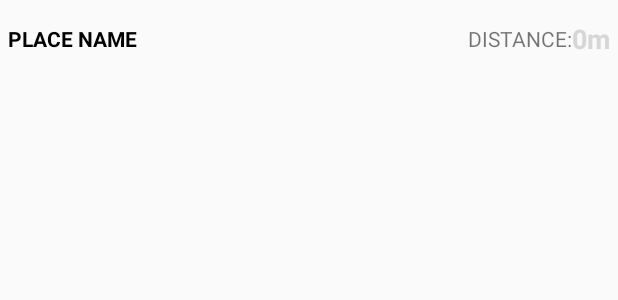
After one commit to paulograbin/Insight, an Android app: the layout list_item_place.xml on its own in the app's theme, with its tools: preview values and no code run, on a phone screen of 412 x 824 dp. The commit adds this screen. Shown: the top 300 px of the screen. Run offline under Robolectric (Android 15) with nearby library versions, the phone set to English and light mode, and no system bars.

Commit message:
Adjusts in the layouts, in the main screen, application name. From now on, instead of adapting string to list we have custom adapters.

```diff
--- a/app/src/main/java/com/paulograbin/insight/Activity/Lists/ListNearBeacons.java
+++ b/app/src/main/java/com/paulograbin/insight/Activity/Lists/ListNearBeacons.java
@@ -7,7 +7,6 @@ import android.util.Log;
 import android.view.WindowManager;
 
 import com.paulograbin.insight.Adapter.NearBeaconListAdapter;
-import com.paulograbin.insight.Bluetooth.BeaconLayout;
 import com.paulograbin.insight.R;
 
 import org.altbeacon.beacon.Beacon;
@@ -39,7 +38,7 @@ public class ListNearBeacons extends ListActivity implements BeaconConsumer {
         setListAdapter(mAdapter);
 
         mBeaconManager = BeaconManager.getInstanceForApplication(this);
-        mBeaconManager.getBeaconParsers().add(new BeaconParser().setBeaconLayout(BeaconLayout.IBEACON.layout()));
+        mBeaconManager.getBeaconParsers().add(new BeaconParser().setBeaconLayout("m:2-3=0215,i:4-19,i:20-21,i:22-23,p:24-24"));
         mBeaconManager.bind(this);
     }
 
--- a/app/src/main/java/com/paulograbin/insight/Activity/Lists/ListPaths.java
+++ b/app/src/main/java/com/paulograbin/insight/Activity/Lists/ListPaths.java
@@ -17,6 +17,7 @@ public class ListPaths extends ListActivity {
     List<Path> paths;
     PathListAdapter mAdapter;
 
+
     @Override
     protected void onCreate(Bundle savedInstanceState) {
         super.onCreate(savedInstanceState);
@@ -27,7 +28,6 @@ public class ListPaths extends ListActivity {
         paths = new ArrayList<>();
         mAdapter = new PathListAdapter(this, paths);
         listView.setAdapter(mAdapter);
-
 
         setContentView(listView);
         refreshList();
--- a/app/src/main/java/com/paulograbin/insight/Adapter/NearBeaconListAdapter.java
+++ b/app/src/main/java/com/paulograbin/insight/Adapter/NearBeaconListAdapter.java
@@ -27,7 +27,7 @@ public class NearBeaconListAdapter extends ArrayAdapter<Beacon> {
         ViewHolder holder;
         if (convertView == null) {
             LayoutInflater vi = (LayoutInflater) getContext().getSystemService(Context.LAYOUT_INFLATER_SERVICE);
-            convertView = vi.inflate(R.layout.list_beacon_item, null);
+            convertView = vi.inflate(R.layout.list_item_beacon, null);
             holder = new ViewHolder(convertView);
             convertView.setTag(holder);
         } else {
--- a/app/src/main/java/com/paulograbin/insight/Adapter/PathListAdapter.java
+++ b/app/src/main/java/com/paulograbin/insight/Adapter/PathListAdapter.java
@@ -27,7 +27,7 @@ public class PathListAdapter extends ArrayAdapter<Path> {
         ViewHolder holder;
         if (convertView == null) {
             LayoutInflater vi = (LayoutInflater) getContext().getSystemService(Context.LAYOUT_INFLATER_SERVICE);
-            convertView = vi.inflate(R.layout.list_path_item, null);
+            convertView = vi.inflate(R.layout.list_item_path, null);
             holder = new ViewHolder(convertView);
             convertView.setTag(holder);
         } else {
--- a/app/src/main/java/com/paulograbin/insight/Adapter/PlaceBeaconAdapter.java
+++ b/app/src/main/java/com/paulograbin/insight/Adapter/PlaceBeaconAdapter.java
@@ -28,7 +28,7 @@ public class PlaceBeaconAdapter extends ArrayAdapter<PlaceBeacon> {
         ViewHolder holder;
         if (convertView == null) {
             LayoutInflater vi = (LayoutInflater) getContext().getSystemService(Context.LAYOUT_INFLATER_SERVICE);
-            convertView = vi.inflate(R.layout.list_placebeacon_item, null);
+            convertView = vi.inflate(R.layout.list_item_placebeacon, null);
             holder = new ViewHolder(convertView);
             convertView.setTag(holder);
         } else {
--- a/app/src/main/res/layout/activity_main.xml
+++ /dev/null
@@ -1,6 +0,0 @@
-<fragment xmlns:android="http://schemas.android.com/apk/res/android"
-    xmlns:tools="http://schemas.android.com/tools" android:id="@+id/fragment"
-    android:name="com.paulograbin.insight.Activity.MainActivityFragment"
-    android:layout_width="match_parent"
-    android:layout_height="match_parent"
-    tools:layout="@layout/fragment_main" />
--- /dev/null
+++ b/app/src/main/res/layout/list_item_place.xml
@@ -0,0 +1,61 @@
+<?xml version="1.0" encoding="utf-8"?>
+<LinearLayout xmlns:android="http://schemas.android.com/apk/res/android"
+    android:layout_width="match_parent"
+    android:layout_height="wrap_content"
+    android:orientation="vertical"
+    android:paddingBottom="@dimen/activity_vertical_margin"
+    android:paddingLeft="@dimen/activity_horizontal_margin"
+    android:paddingRight="@dimen/activity_horizontal_margin"
+    android:paddingTop="@dimen/activity_vertical_margin">
+
+    <LinearLayout
+        android:layout_width="match_parent"
+        android:layout_height="41dp"
+        android:orientation="horizontal"
+        android:weightSum="1">
+
+        <TextView
+            android:id="@+id/txtPlaceName"
+            android:layout_width="wrap_content"
+            android:layout_height="wrap_content"
+            android:layout_gravity="center_vertical"
+            android:gravity="left"
+            android:text="Place name"
+            android:textAllCaps="true"
+            android:textColor="#010101"
+            android:textStyle="bold" />
+
+        <TextView
+            android:layout_width="wrap_content"
+            android:layout_height="wrap_content"
+            android:layout_gravity="center_vertical|right"
+            android:layout_weight="1"
+            android:gravity="right"
+            android:text="Distance:"
+            android:textAllCaps="true" />
+
+        <TextView
+            android:id="@+id/txtPlaceDistance"
+            android:layout_width="wrap_content"
+            android:layout_height="wrap_content"
+            android:layout_gravity="center_vertical|right"
+            android:layout_weight="1"
+            android:gravity="right"
+            android:text="0"
+            android:textAppearance="?android:attr/textAppearanceMedium"
+            android:textColor="@color/black"
+            android:textStyle="bold" />
+
+        <TextView
+            android:layout_width="wrap_content"
+            android:layout_height="wrap_content"
+            android:layout_gravity="center_vertical|right"
+            android:layout_weight="1"
+            android:text="m"
+            android:textAppearance="?android:attr/textAppearanceMedium"
+            android:textColor="@color/black"
+            android:textStyle="bold" />
+
+    </LinearLayout>
+
+</LinearLayout>
```
Also changed, not shown: app/src/main/AndroidManifest.xml (+4 -6 lines), app/src/main/java/com/paulograbin/insight/Activity/AdminPanelActivity.java (renamed from app/src/main/java/com/paulograbin/insight/Activity/MainActivityFragment.java, +31 -61 lines), app/src/main/java/com/paulograbin/insight/Activity/Lists/ListPlaces.java (+49 -9 lines), app/src/main/java/com/paulograbin/insight/Activity/MainActivity.java (deleted, +0 -18 lines), app/src/main/java/com/paulograbin/insight/Activity/Navigation.java (+60 -20 lines), app/src/main/java/com/paulograbin/insight/Adapter/PlaceAdapter.java (added, +67 -0 lines), app/src/main/res/layout/activity_admin_panel.xml (renamed from app/src/main/res/layout/fragment_main.xml, +1 -15 lines), app/src/main/res/layout/list_item_beacon.xml (renamed from app/src/main/res/layout/list_beacon_item.xml), app/src/main/res/layout/list_item_path.xml (renamed from app/src/main/res/layout/list_path_item.xml), app/src/main/res/layout/list_item_placebeacon.xml (renamed from app/src/main/res/layout/list_placebeacon_item.xml).
